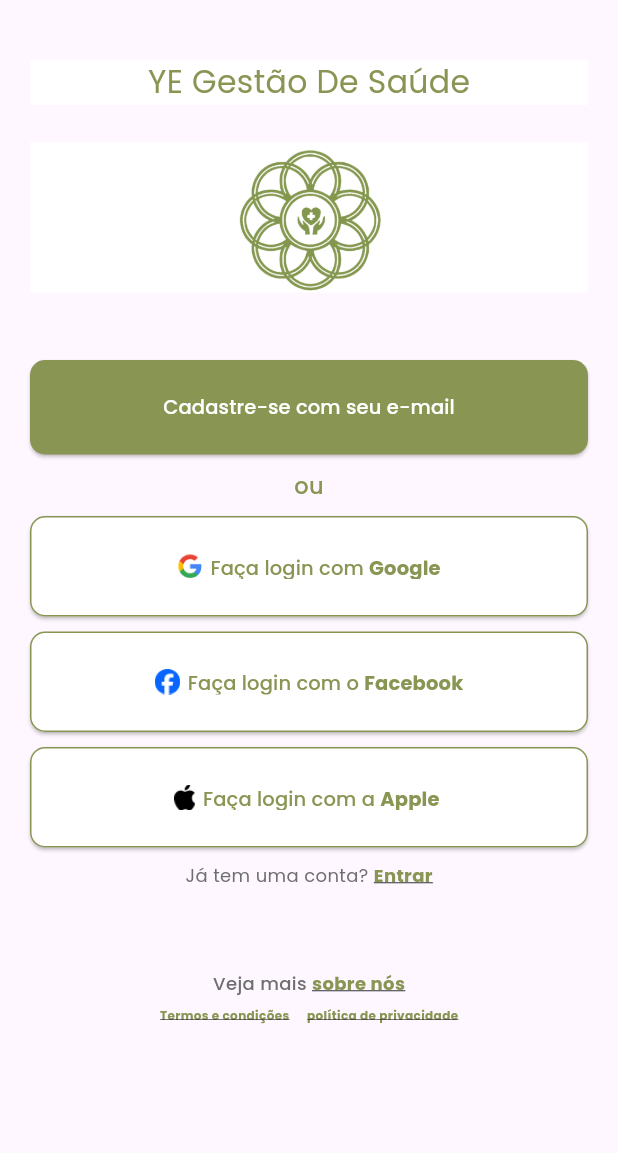
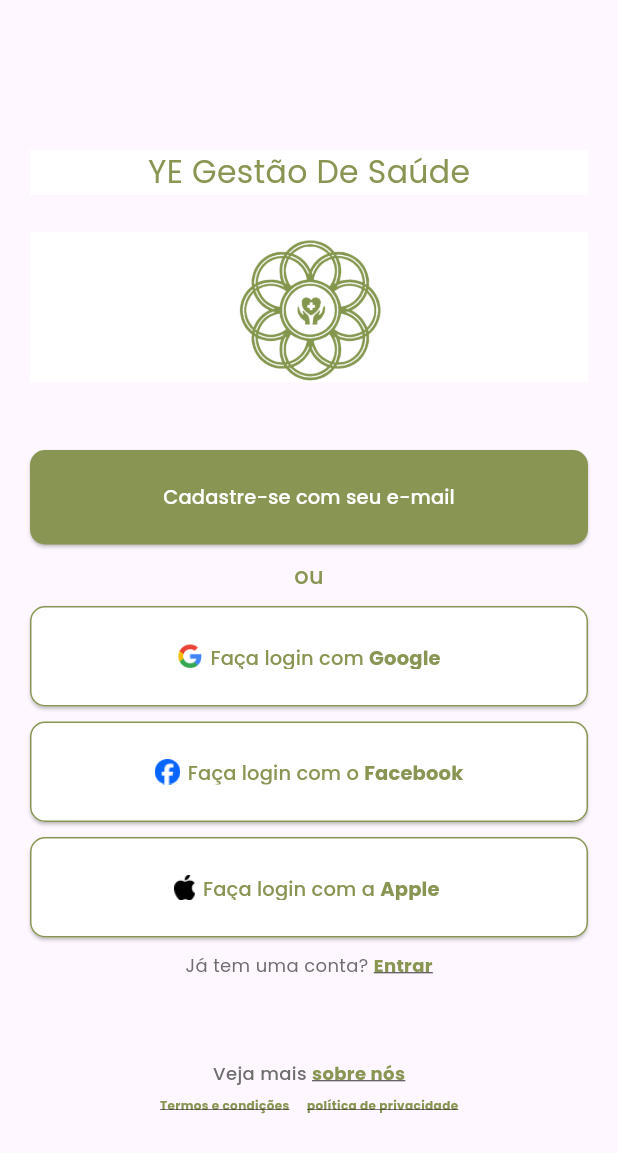
Before and after one commit to Roderigoshq/Software_YE_Gestao_De_Saude_PII, a Flutter app: the screen it shows after launch, on a phone screen of 412 x 824 dp. Shown: the top 1153 px of the screen. Run offline on Flutter 3.47's test engine with Material 3 defaults, Android fonts, the phone set to English and light mode, and no system bars.

Commit message:
:feat: padding test

```diff
--- a/lib/pages/cadastroOptions.dart
+++ b/lib/pages/cadastroOptions.dart
@@ -11,7 +11,7 @@ class CadastroOptions extends StatelessWidget {
     final double bodyPadding = screenSize.width < 560 ? 20.0 : 100.0;
     return Scaffold(
       body: Padding(
-        padding: EdgeInsets.fromLTRB(bodyPadding, 0, bodyPadding, 0),
+        padding: EdgeInsets.fromLTRB(bodyPadding, 60, bodyPadding, 0),
         child: ListView(
           // crossAxisAlignment: CrossAxisAlignment.center, // Use se necessário
           children: [
```
